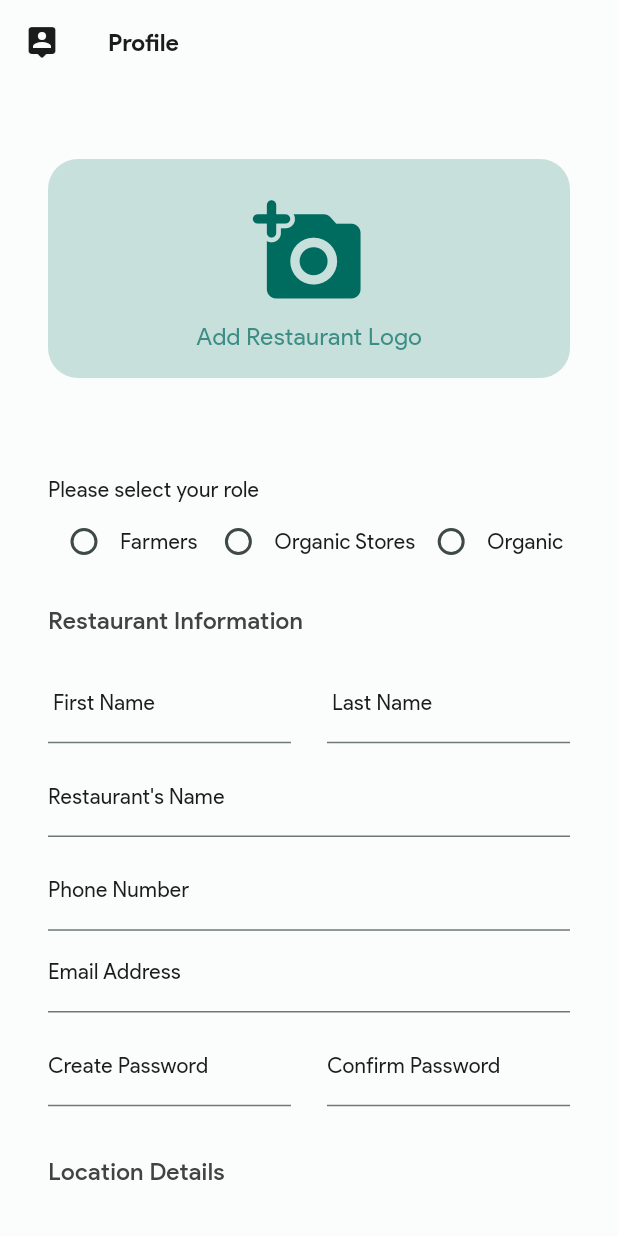
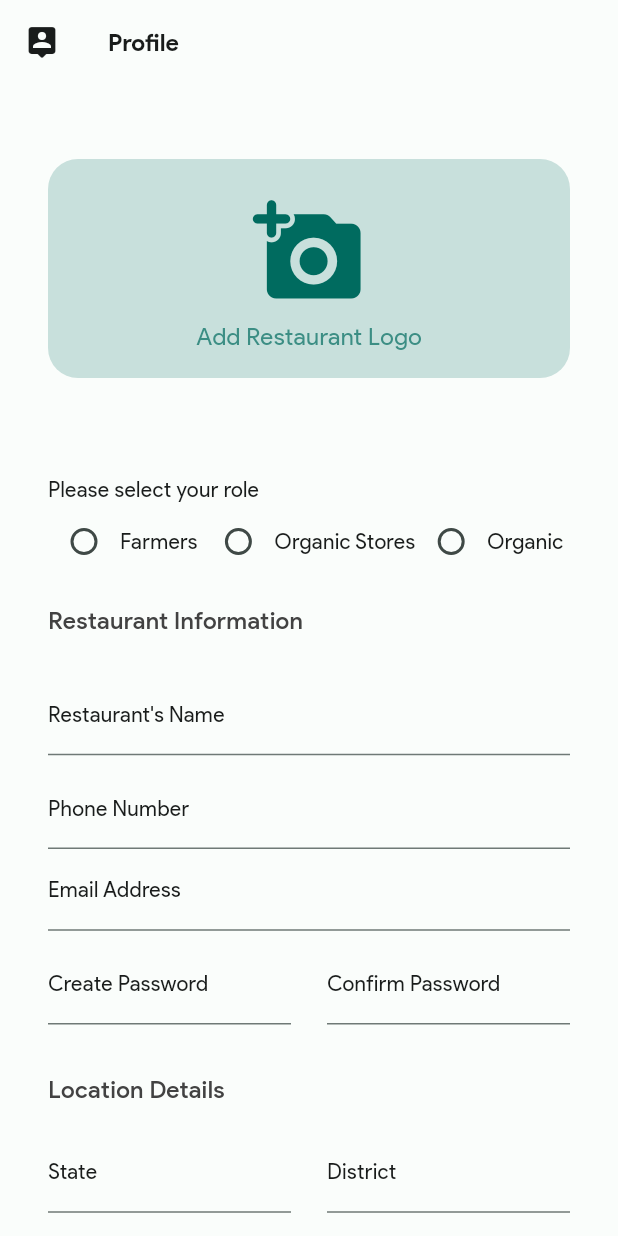
Before and after one commit to manasmalla-dev/nandikrushi, a Flutter app: the ProfileScreen screen opened directly, on a phone screen of 412 x 824 dp. Run offline on Flutter 3.47's test engine with Material 2 defaults, Android fonts, the phone set to English and light mode, and no system bars; our stand-ins replace firebase_auth, firebase_core, firebase_storage, geocoding, geolocator, google_maps_flutter and 7 more; missing offline and left inert: flutter_google_places, google_maps_webservice; accounts and stored records are empty; network calls fail.

```diff
--- a/lib/nav_items/profile_provider.dart
+++ b/lib/nav_items/profile_provider.dart
@@ -54,8 +54,8 @@ class ProfileProvider extends ChangeNotifier {
     var url = loginProvider.isFarmer
         ? "http://nkweb.sweken.com/index.php?route=extension/account/purpletree_multivendor/api/getparticularuser"
         : loginProvider.isStore
-            ? "https://nkweb.sweken.com/ index.php?route=extension/account/purpletree_multivendor/api/storeregistration/getparticularorganicstore"
-            : "";
+            ? "http://nkweb.sweken.com/ index.php?route=extension/account/purpletree_multivendor/api/storeregistration/getparticularorganicstore"
+            : "http://nkweb.sweken.com/index.php?route=extension/account/purpletree_multivendor/api/getparticularuser";
     var response =
         await Server().postFormData(body: {"user_id": userID}, url: url);
     //TODO: Videos API needs to be integrated
--- a/lib/nav_items/profile_screen.dart
+++ b/lib/nav_items/profile_screen.dart
@@ -501,7 +501,7 @@ class _ProfileScreenState extends State<ProfileScreen> {
                                 const SizedBox(
                                   height: 16,
                                 ),
-                                Row(
+                                loginProvider.isFarmer ? Row(
                                   children: [
                                     Expanded(
                                       child: TextFieldWidget(
@@ -537,7 +537,7 @@ class _ProfileScreenState extends State<ProfileScreen> {
                                       ),
                                     ),
                                   ],
-                                ),
+                                ): const SizedBox(),
                                 const SizedBox(
                                   height: 8,
                                 ),
--- a/lib/onboarding/login_provider.dart
+++ b/lib/onboarding/login_provider.dart
@@ -224,6 +224,7 @@ class LoginProvider extends ChangeNotifier {
                   .contains("customer_group_id")
               ? decodedResponse["message"]["customer_group_id"]
               : decodedResponse["customer_details"]["customer_group_id"]);
+          print("$customerGroupID - > GRP DATA");
           var customerGroupTitle = availableUserTypes.entries
               .where((element) =>
                   element.key.toLowerCase().contains(customerGroupID == "2"
--- a/lib/product/add_product.dart
+++ b/lib/product/add_product.dart
@@ -834,6 +834,7 @@ class _AddProductScreenState extends State<AddProductScreen> {
                                     } else {
                                       snackbar(context,
                                           "Please upload a picture of the product!");
+                                      profileProvider.hideLoader();
                                     }
                                   },
 
--- a/lib/product/product_controller.dart
+++ b/lib/product/product_controller.dart
@@ -42,8 +42,10 @@ class ProductController extends ControllerMVC {
     };
     var isValidData = true;
     for (MapEntry<String, String?> dataValue in data.entries) {
-      if (dataValue.value != null && dataValue.value!.isNotEmpty ||
-          (productProvider.subcategories.isEmpty &&
+      if ((dataValue.value != null && dataValue.value!.isNotEmpty) ||
+          ((productProvider
+              .subcategories[productProvider.categories[
+          selectedCategory]]?.isEmpty ?? true) &&
               dataValue.key == "subcategory")) {
       } else {
         isValidData = false;
```
